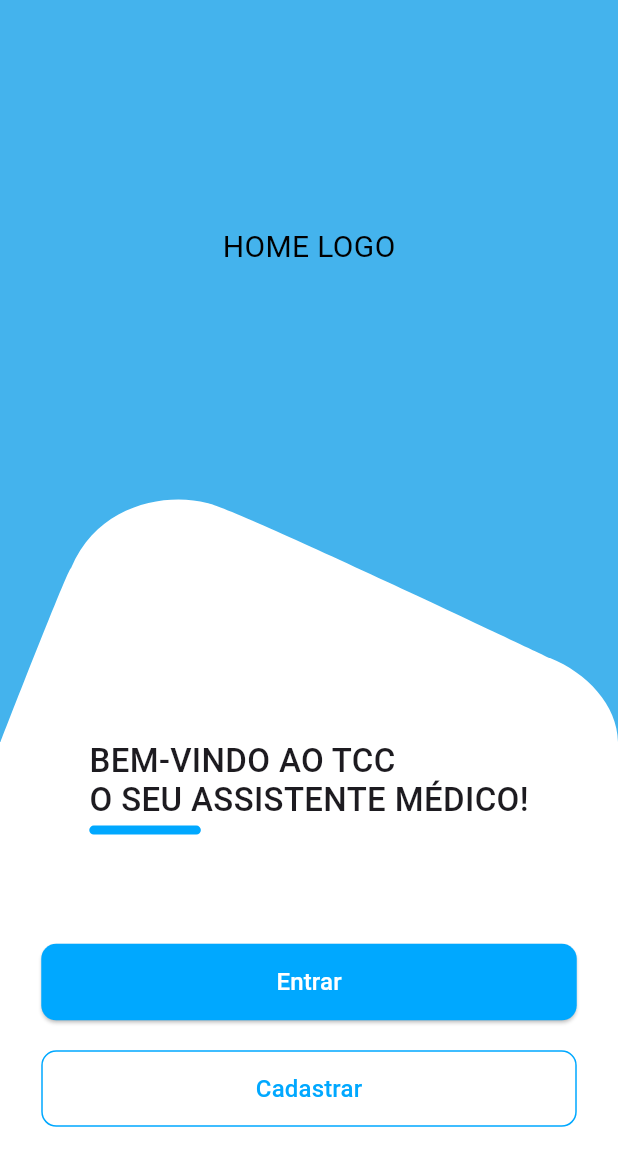
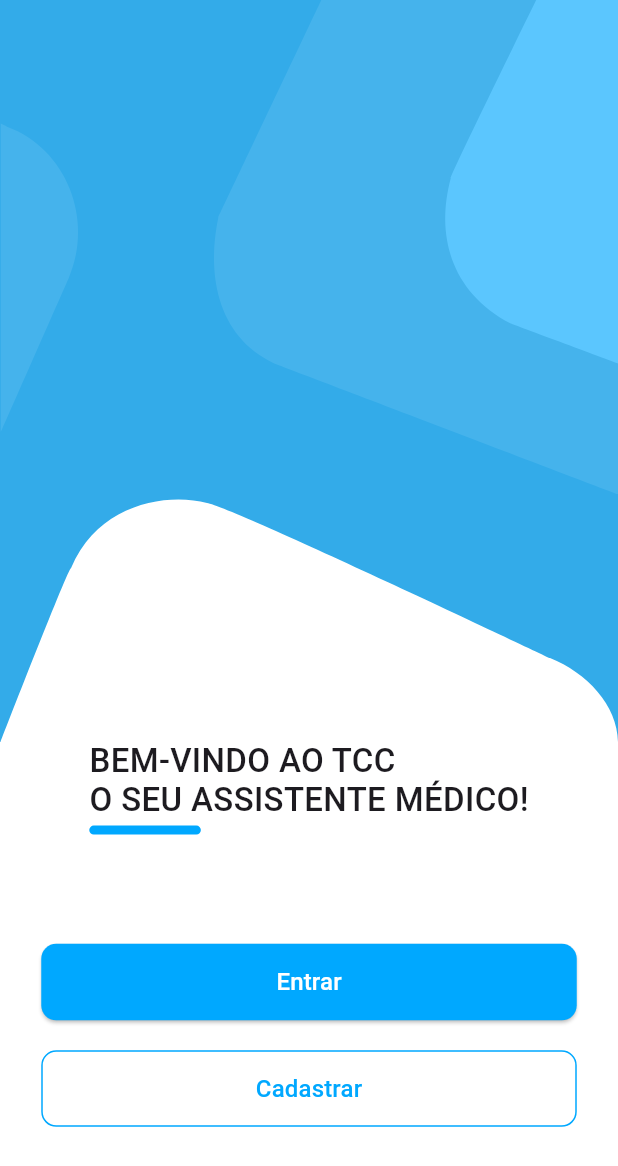
Before and after one commit to Alan-Roza/tcc-medicine-management, a Flutter app: the screen it shows after launch, after a tap on "Entrar", after a tap on "Go to the Unauth Route", after a tap on "Home", on a phone screen of 412 x 824 dp. Shown: the top 1166 px of the screen. Run offline on Flutter 3.47's test engine with Material 3 defaults, Android fonts, the phone set to English and light mode, and no system bars; our stand-ins replace flutter_mobx, go_router, mobx; generated files the repository leaves out were written again.

Commit message:
feat: add geometrics to top of unauth layout

```diff
--- a/lib/app/modules/unauth/presentation/pages/unauth_home_page.dart
+++ b/lib/app/modules/unauth/presentation/pages/unauth_home_page.dart
@@ -1,6 +1,10 @@
 import 'package:flutter/material.dart';
 import 'package:flutter/widgets.dart';
 import 'package:go_router/go_router.dart';
+import 'package:tcc_medicine_management/app/modules/unauth/presentation/widgets/geometric_curved_bottom_sheet_widget.dart';
+import 'package:tcc_medicine_management/app/modules/unauth/presentation/widgets/geometric_one_widget.dart';
+import 'package:tcc_medicine_management/app/modules/unauth/presentation/widgets/geometric_three_widget.dart';
+import 'package:tcc_medicine_management/app/modules/unauth/presentation/widgets/geometric_two_widget.dart';
 
 class UnauthHomePage extends StatelessWidget {
   const UnauthHomePage({super.key});
@@ -11,19 +15,50 @@ class UnauthHomePage extends StatelessWidget {
     double height = MediaQuery.of(context).size.height;
 
     return Scaffold(
-      backgroundColor: const Color(0xFF44B3ED),
+      backgroundColor: const Color(0xFF33ABE9),
       body: Column(
         children: [
           Expanded(
             child: Container(
-              color: const Color(0xFF44B3ED),
-              child: const Center(
-                child: Text(
-                  'HOME LOGO',
-                  style: TextStyle(
-                    color: Color.fromARGB(255, 0, 0, 0),
-                    fontSize: 20,
-                  ),
+              color: const Color(0xFF33ABE9),
+              child: Center(
+                child: Stack(
+                  children: [
+                    Positioned(
+                      top: 0,
+                      right: 0,
+                      child: CustomPaint(
+                        size: Size(width / 1.5, height / 2.5),
+                        painter: GeometricThreeWidget(),
+                      ),
+                    ),
+                    Positioned(
+                      top: 0,
+                      right: 0,
+                      child: CustomPaint(
+                        size: Size(width / 3.4, height / 3.4),
+                        painter: GeometricOneWidget(),
+                      ),
+                    ),
+
+                    Positioned(
+                      top: height / 10,
+                      left: 0,
+                      child: CustomPaint(
+                        size: Size(width / 8, height / 4),
+                        painter: GeometricTwoWidget(),
+                      ),
+                    ),
+
+                    // CustomPaint(
+                    //   size: Size(width, height),
+                    //   painter: GeometricTwoWidget(),
+                    // ),
+                    // CustomPaint(
+                    //   size: Size(width, height),
+                    //   painter: GeometricThreeWidget(),
+                    // ),
+                  ],
                 ),
               ),
             ),
@@ -38,10 +73,10 @@ class UnauthHomePage extends StatelessWidget {
                   left: 0,
                   right: 0,
                   child: Container(
-                    color: const Color(0xFF44B3ED),
+                    color: const Color(0xFF33ABE9),
                     child: CustomPaint(
                       size: Size(width, height / 5.toDouble()),
-                      painter: MyPainter(),
+                      painter: GeometricCurvedBottomSheetWidget(),
                     ),
                   ),
                 ),
@@ -50,7 +85,6 @@ class UnauthHomePage extends StatelessWidget {
           ),
           Expanded(
             child: SizedBox(
-              // Set this to a suitable value
               child: Stack(
                 children: [
                   Positioned(
@@ -178,32 +212,3 @@ class UnauthHomePage extends StatelessWidget {
     );
   }
 }
-
-class MyPainter extends CustomPainter {
-  @override
-  void paint(Canvas canvas, Size size) {
-    Paint paint = Paint();
-    Path path = Path();
-
-    paint.color = Colors.white;
-    path = Path();
-    path.lineTo(0, size.height);
-    path.cubicTo(0, size.height, 0, size.height, 0, size.height);
-    path.cubicTo(0, size.height, size.width * 0.11, size.height * 0.3,
-        size.width * 0.115, size.height * 0.3);
-    path.cubicTo(size.width * 0.16, size.height * 0.04, size.width * 0.27,
-        -0.07, size.width * 0.335, size.height * 0.04);
-    path.cubicTo(size.width * 0.37, size.height * 0.05, size.width * 0.89,
-        size.height * 0.66, size.width * 0.89, size.height * 0.66);
-    path.cubicTo(size.width * 0.95, size.height * 0.72, size.width,
-        size.height * 0.85, size.width, size.height);
-    path.cubicTo(size.width, size.height, 0, size.height, 0, size.height);
-    path.cubicTo(0, size.height, 0, size.height, 0, size.height);
-    canvas.drawPath(path, paint);
-  }
-
-  @override
-  bool shouldRepaint(CustomPainter oldDelegate) {
-    return true;
-  }
-}
--- /dev/null
+++ b/lib/app/modules/unauth/presentation/widgets/geometric_curved_bottom_sheet_widget.dart
@@ -0,0 +1,30 @@
+import 'package:flutter/material.dart';
+
+class GeometricCurvedBottomSheetWidget extends CustomPainter {
+  @override
+  void paint(Canvas canvas, Size size) {
+    Paint paint = Paint();
+    Path path = Path();
+
+    paint.color = Colors.white;
+    path = Path();
+    path.lineTo(0, size.height);
+    path.cubicTo(0, size.height, 0, size.height, 0, size.height);
+    path.cubicTo(0, size.height, size.width * 0.11, size.height * 0.3,
+        size.width * 0.115, size.height * 0.3);
+    path.cubicTo(size.width * 0.16, size.height * 0.04, size.width * 0.27,
+        -0.07, size.width * 0.335, size.height * 0.04);
+    path.cubicTo(size.width * 0.37, size.height * 0.05, size.width * 0.89,
+        size.height * 0.66, size.width * 0.89, size.height * 0.66);
+    path.cubicTo(size.width * 0.95, size.height * 0.72, size.width,
+        size.height * 0.85, size.width, size.height);
+    path.cubicTo(size.width, size.height, 0, size.height, 0, size.height);
+    path.cubicTo(0, size.height, 0, size.height, 0, size.height);
+    canvas.drawPath(path, paint);
+  }
+
+  @override
+  bool shouldRepaint(CustomPainter oldDelegate) {
+    return true;
+  }
+}
--- /dev/null
+++ b/lib/app/modules/unauth/presentation/widgets/geometric_one_widget.dart
@@ -0,0 +1,30 @@
+import 'package:flutter/material.dart';
+
+class GeometricOneWidget extends CustomPainter {
+  @override
+  void paint(Canvas canvas, Size size) {
+    Paint paint = Paint();
+    Path path = Path();
+
+    // Path number 1
+    paint.color = const Color(0xff5BC6FE);
+    path = Path();
+    path.lineTo(size.width * 0.55, 0);
+    path.cubicTo(size.width * 0.55, 0, size.width * 0.06, size.height * 0.5,
+        size.width * 0.08, size.height * 0.49);
+    path.cubicTo(-0.09, size.height * 0.64, size.width * 0.07,
+        size.height * 0.80, size.width * 0.41, size.height * 0.89);
+    path.cubicTo(size.width * 0.41, size.height * 0.89, size.width, size.height,
+        size.width, size.height);
+    path.cubicTo(size.width, size.height, size.width, 0, size.width, 0);
+    path.cubicTo(size.width, 0, size.width * 0.55, 0, size.width * 0.55, 0);
+    path.cubicTo(
+        size.width * 0.55, 0, size.width * 0.55, 0, size.width * 0.55, 0);
+    canvas.drawPath(path, paint);
+  }
+
+  @override
+  bool shouldRepaint(CustomPainter oldDelegate) {
+    return true;
+  }
+}
--- /dev/null
+++ b/lib/app/modules/unauth/presentation/widgets/geometric_three_widget.dart
@@ -0,0 +1,31 @@
+import 'package:flutter/material.dart';
+
+class GeometricTwoWidget extends CustomPainter {
+  @override
+  void paint(Canvas canvas, Size size) {
+    Paint paint = Paint();
+    Path path = Path();
+
+    // Path number 1
+
+    paint.color = const Color(0xFF45B3EC);
+    path = Path();
+    path.lineTo(size.width * 0.01, size.height);
+    path.cubicTo(size.width * 0.01, size.height, size.width * 0.89,
+        size.height / 2, size.width * 0.89, size.height / 2);
+    path.cubicTo(size.width * 1.22, size.height * 0.31, size.width * 0.86,
+        size.height * 0.08, size.width * 0.09, size.height * 0.01);
+    path.cubicTo(size.width * 0.09, size.height * 0.01, size.width * 0.01, 0,
+        size.width * 0.01, 0);
+    path.cubicTo(size.width * 0.01, 0, size.width * 0.01, size.height,
+        size.width * 0.01, size.height);
+    path.cubicTo(size.width * 0.01, size.height, size.width * 0.01, size.height,
+        size.width * 0.01, size.height);
+    canvas.drawPath(path, paint);
+  }
+
+  @override
+  bool shouldRepaint(CustomPainter oldDelegate) {
+    return true;
+  }
+}
--- /dev/null
+++ b/lib/app/modules/unauth/presentation/widgets/geometric_two_widget.dart
@@ -0,0 +1,31 @@
+import 'package:flutter/material.dart';
+
+class GeometricThreeWidget extends CustomPainter {
+  @override
+  void paint(Canvas canvas, Size size) {
+    Paint paint = Paint();
+    Path path = Path();
+
+    // Path number 1
+
+    paint.color = const Color(0xFF45B3EC);
+    path = Path();
+    path.lineTo(size.width * 0.28, 0);
+    path.cubicTo(size.width * 0.28, 0, size.width * 0.03, size.height * 0.44,
+        size.width * 0.03, size.height * 0.44);
+    path.cubicTo(-0.04, size.height * 0.56, size.width * 0.03,
+        size.height * 0.69, size.width * 0.18, size.height * 0.74);
+    path.cubicTo(size.width * 0.18, size.height * 0.74, size.width, size.height,
+        size.width, size.height);
+    path.cubicTo(size.width, size.height, size.width, 0, size.width, 0);
+    path.cubicTo(size.width, 0, size.width * 0.28, 0, size.width * 0.28, 0);
+    path.cubicTo(
+        size.width * 0.28, 0, size.width * 0.28, 0, size.width * 0.28, 0);
+    canvas.drawPath(path, paint);
+  }
+
+  @override
+  bool shouldRepaint(CustomPainter oldDelegate) {
+    return true;
+  }
+}
```
